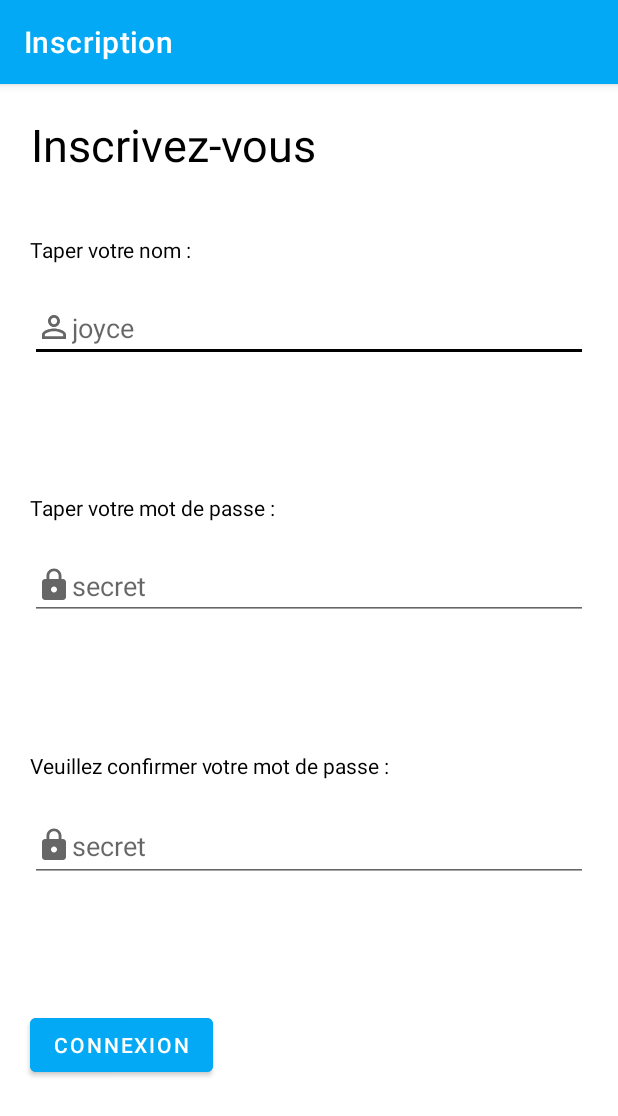
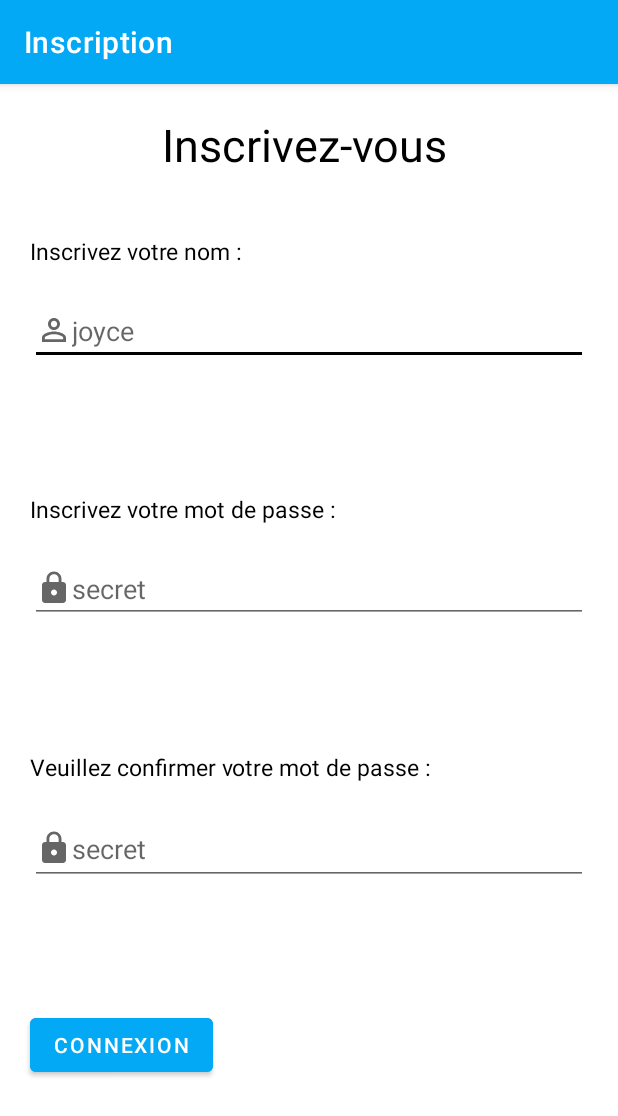
Before and after one commit to Joyce0501/H22-4204N6-KICKMYB-NOUTEJI, an Android app: the screen it shows after launch (InscriptionActivity), after a tap on "INSCRIPTION", on a phone screen of 412 x 824 dp. Shown: the top 1116 px of the screen. Run offline under Robolectric (Android 15) with nearby library versions, the phone set to English and light mode, and no system bars.

```diff
--- a/KickMyB/app/src/main/res/layout/activity_consultation.xml
+++ b/KickMyB/app/src/main/res/layout/activity_consultation.xml
@@ -48,6 +48,7 @@
                     android:layout_height="wrap_content"
                     android:layout_margin="10dp"
                     android:gravity="start"
+                    android:textSize="15dp"
                     android:text="- Date d'échéance : 23 fevrier 2022" />
 
                 <TextView
@@ -56,6 +57,7 @@
                     android:layout_height="wrap_content"
                     android:layout_margin="10dp"
                     android:gravity="start"
+                    android:textSize="15dp"
                     android:text="- Pourcentage d'avancement : 30%" />
                 <TextView
                     android:id="@+id/avancement"
@@ -63,6 +65,7 @@
                     android:layout_height="wrap_content"
                     android:layout_margin="10dp"
                     android:gravity="start"
+                    android:textSize="15dp"
                     android:text="- Modifier le pourcentage grace a cette barre : " />
 
                 <SeekBar
@@ -77,6 +80,7 @@
                     android:layout_height="wrap_content"
                     android:layout_margin="10dp"
                     android:gravity="start"
+                    android:textSize="15dp"
                     android:text="- Temps écoulé : 3 jours/7" />
 
             </LinearLayout>
--- a/KickMyB/app/src/main/res/layout/activity_creation.xml
+++ b/KickMyB/app/src/main/res/layout/activity_creation.xml
@@ -31,6 +31,7 @@
                 android:layout_width="match_parent"
                 android:layout_height="wrap_content"
                 android:layout_margin="10dp"
+                android:textSize="15dp"
                 android:text="Nom de la tache"
                 android:textAlignment="textStart" />
 
@@ -47,6 +48,7 @@
                 android:layout_height="wrap_content"
                 android:layout_margin="10dp"
                 android:gravity="start"
+                android:textSize="15dp"
                 android:text="Date d'échéance"
                 android:textAlignment="textStart" />
 
--- a/KickMyB/app/src/main/res/layout/activity_inscription.xml
+++ b/KickMyB/app/src/main/res/layout/activity_inscription.xml
@@ -10,7 +10,7 @@
    >
 
     <TextView
-        android:layout_width="wrap_content"
+        android:layout_width="385dp"
         android:layout_height="wrap_content"
         android:layout_margin="10dp"
         android:gravity="center_horizontal"
@@ -29,8 +29,9 @@
         <TextView
             android:layout_width="wrap_content"
             android:layout_height="wrap_content"
-            android:text="Taper votre nom : "
+            android:text="Inscrivez votre nom : "
             android:layout_margin="10dp"
+            android:textSize="15dp"
             android:textColor="@color/black"/>
 
         <EditText
@@ -52,8 +53,9 @@
         <TextView
             android:layout_width="wrap_content"
             android:layout_height="wrap_content"
-            android:text="Taper votre mot de passe : "
+            android:text="Inscrivez votre mot de passe : "
             android:layout_margin="10dp"
+            android:textSize="15dp"
             android:textColor="@color/black"/>
 
         <EditText
@@ -76,6 +78,7 @@
             android:layout_height="wrap_content"
             android:text="Veuillez confirmer votre mot de passe : "
             android:textColor="@color/black"
+            android:textSize="15dp"
             android:layout_margin="10dp"/>
 
         <EditText
--- a/KickMyB/app/src/main/res/layout/activity_main.xml
+++ b/KickMyB/app/src/main/res/layout/activity_main.xml
@@ -30,8 +30,9 @@
         <TextView
             android:layout_width="wrap_content"
             android:layout_height="wrap_content"
-            android:text="Tapez votre nom : "
+            android:text="Inscrivez votre nom : "
             android:layout_margin="10dp"
+            android:textSize="15dp"
             android:textColor="@color/black"/>
 
         <EditText
@@ -57,7 +58,8 @@
             android:layout_height="wrap_content"
             android:layout_margin="10dp"
             android:textColor="@color/black"
-            android:text="Taper votre mot de passe : " />
+            android:textSize="15dp"
+            android:text="Inscrivez votre mot de passe : " />
         <EditText
             android:layout_width="match_parent"
             android:layout_height="wrap_content"
```
Also changed, not shown: KickMyB/app/src/main/res/layout/tache_item.xml (+8 -0 lines).
